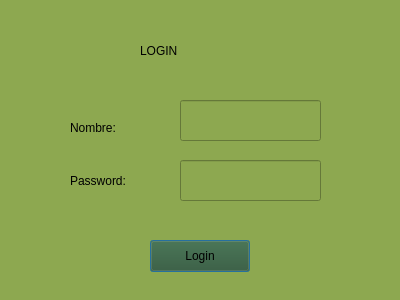
valeAlfaro5/ProyectoLenguajesDeProgramacion, file login.ui: the form before one commit.
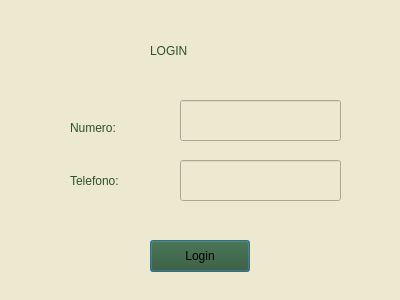
The form after the commit.

Diff of the .ui file:
```diff
--- a/login.ui
+++ b/login.ui
@@ -14,7 +14,7 @@
    <string>Dialog</string>
   </property>
   <property name="styleSheet">
-   <string notr="true">background-color: rgb(141, 168, 80);
+   <string notr="true">background-color: rgb(237, 232, 208);
 </string>
   </property>
   <widget class="QPushButton" name="loginButton">
@@ -38,12 +38,13 @@
     <rect>
      <x>180</x>
      <y>100</y>
-     <width>141</width>
+     <width>161</width>
      <height>41</height>
     </rect>
    </property>
    <property name="styleSheet">
-    <string notr="true">font: 700 14pt &quot;Georgia&quot;;</string>
+    <string notr="true">font: 700 14pt &quot;Georgia&quot;;
+color: rgb(45, 81, 40);</string>
    </property>
   </widget>
   <widget class="QLineEdit" name="password">
@@ -51,12 +52,14 @@
     <rect>
      <x>180</x>
      <y>160</y>
-     <width>141</width>
+     <width>161</width>
      <height>41</height>
     </rect>
    </property>
    <property name="styleSheet">
-    <string notr="true">font: 700 14pt &quot;Georgia&quot;;</string>
+    <string notr="true">font: 700 14pt &quot;Georgia&quot;;
+color: rgb(45, 81, 40);
+</string>
    </property>
   </widget>
   <widget class="QLabel" name="label">
@@ -69,10 +72,12 @@
     </rect>
    </property>
    <property name="styleSheet">
-    <string notr="true">font: 700 14pt &quot;Georgia&quot;;</string>
+    <string notr="true">font: 700 14pt &quot;Georgia&quot;;
+color: rgb(45, 81, 40);
+background-color: rgba(255, 255, 255, 0);</string>
    </property>
    <property name="text">
-    <string>Nombre: </string>
+    <string>Numero:</string>
    </property>
   </widget>
   <widget class="QLabel" name="label_2">
@@ -85,23 +90,27 @@
     </rect>
    </property>
    <property name="styleSheet">
-    <string notr="true">font: 700 14pt &quot;Georgia&quot;;</string>
+    <string notr="true">color: rgb(45, 81, 40);
+background-color: rgba(255, 255, 255, 0);
+font: 700 14pt &quot;Georgia&quot;;</string>
    </property>
    <property name="text">
-    <string>Password: </string>
+    <string>Telefono:</string>
    </property>
   </widget>
   <widget class="QLabel" name="label_3">
    <property name="geometry">
     <rect>
-     <x>140</x>
+     <x>150</x>
      <y>30</y>
-     <width>151</width>
+     <width>111</width>
      <height>41</height>
     </rect>
    </property>
    <property name="styleSheet">
-    <string notr="true">font: 700 24pt &quot;Georgia&quot;;</string>
+    <string notr="true">font: 700 24pt &quot;Georgia&quot;;
+color: rgb(45, 81, 40);
+background-color: rgba(255, 255, 255, 0);</string>
    </property>
    <property name="text">
     <string>LOGIN</string>
```
Left out of the diff: 4 changed lines with no effect on the pictures.
